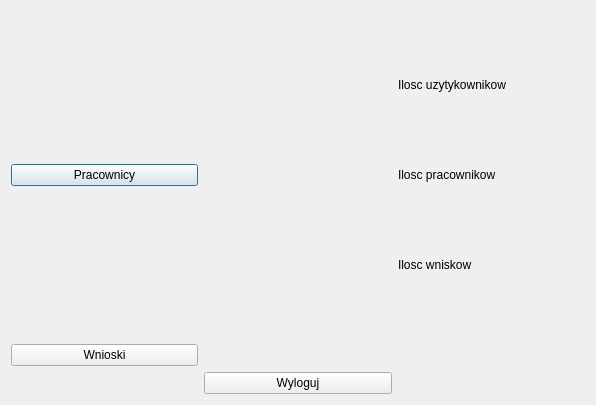
This is menu.ui in fr3kz/System-bank-admin-gui as Qt 5 draws it before an edit. The edited form follows.
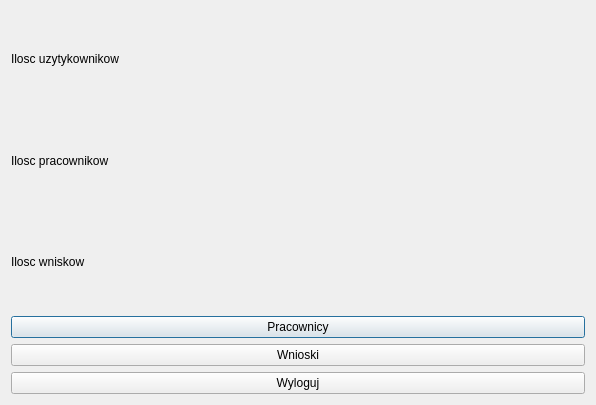
This is the edited form.

```diff
--- a/menu.ui
+++ b/menu.ui
@@ -13,43 +13,43 @@
   <property name="windowTitle">
    <string>Dialog</string>
   </property>
-  <layout class="QGridLayout" name="gridLayout">
-   <item row="0" column="2">
+  <layout class="QVBoxLayout" name="verticalLayout">
+   <item>
     <widget class="QLabel" name="label">
      <property name="text">
       <string>Ilosc uzytykownikow</string>
      </property>
     </widget>
    </item>
-   <item row="1" column="0">
-    <widget class="QPushButton" name="pushButton_2">
-     <property name="text">
-      <string>Pracownicy</string>
-     </property>
-    </widget>
-   </item>
-   <item row="1" column="2">
+   <item>
     <widget class="QLabel" name="label_2">
      <property name="text">
       <string>Ilosc pracownikow</string>
      </property>
     </widget>
    </item>
-   <item row="2" column="2">
+   <item>
     <widget class="QLabel" name="label_3">
      <property name="text">
       <string>Ilosc wniskow </string>
      </property>
     </widget>
    </item>
-   <item row="3" column="0">
+   <item>
+    <widget class="QPushButton" name="pushButton_2">
+     <property name="text">
+      <string>Pracownicy</string>
+     </property>
+    </widget>
+   </item>
+   <item>
     <widget class="QPushButton" name="pushButton_3">
      <property name="text">
       <string>Wnioski</string>
      </property>
     </widget>
    </item>
-   <item row="4" column="1">
+   <item>
     <widget class="QPushButton" name="pushButton">
      <property name="text">
       <string>Wyloguj</string>
```
